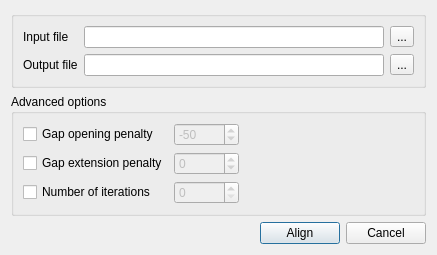
Old version of the form src/plugins/external_tool_support/src/ui/TCoffeeSupportRunDialog.ui in the repository violethaze74/ugene.
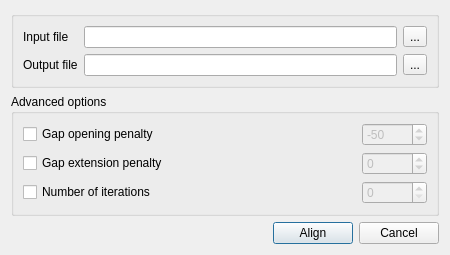
New version of the form.

```diff
--- a/src/plugins/external_tool_support/src/ui/TCoffeeSupportRunDialog.ui
+++ b/src/plugins/external_tool_support/src/ui/TCoffeeSupportRunDialog.ui
@@ -6,17 +6,23 @@
    <rect>
     <x>0</x>
     <y>0</y>
-    <width>437</width>
+    <width>450</width>
     <height>232</height>
    </rect>
   </property>
+  <property name="minimumSize">
+   <size>
+    <width>450</width>
+    <height>0</height>
+   </size>
+  </property>
   <property name="windowTitle">
    <string>Align with T-Coffee</string>
   </property>
-  <layout class="QVBoxLayout" name="verticalLayout">
+  <layout class="QVBoxLayout" name="verticalLayout_2">
    <item>
-    <layout class="QGridLayout" name="gridLayout_4">
-     <item row="0" column="0">
+    <layout class="QVBoxLayout" name="verticalLayout">
+     <item>
       <widget class="QGroupBox" name="inputGroupBox">
        <property name="title">
         <string/>
@@ -63,12 +69,12 @@
        </layout>
       </widget>
      </item>
-     <item row="1" column="0">
+     <item>
       <widget class="QGroupBox" name="groupBox">
        <property name="title">
         <string>Advanced options</string>
        </property>
-       <layout class="QGridLayout" name="gridLayout_5">
+       <layout class="QGridLayout" name="gridLayout_4">
         <item row="0" column="0">
          <layout class="QGridLayout" name="gridLayout">
           <item row="0" column="0">
@@ -78,31 +84,20 @@
             </property>
            </widget>
           </item>
-          <item row="1" column="0">
-           <widget class="QCheckBox" name="gapExtCheckBox">
-            <property name="text">
-             <string>Gap extension penalty</string>
-            </property>
-           </widget>
-          </item>
-          <item row="2" column="0">
-           <widget class="QCheckBox" name="maxNumberIterRefinementCheckBox">
-            <property name="text">
-             <string>Number of iterations</string>
-            </property>
-           </widget>
-          </item>
-          <item row="2" column="1">
-           <widget class="QSpinBox" name="maxNumberIterRefinementSpinBox">
-            <property name="enabled">
-             <bool>false</bool>
-            </property>
-            <property name="maximum">
-             <number>1000</number>
-            </property>
-           </widget>
-          </item>
           <item row="0" column="1">
+           <spacer name="horizontalSpacer_2">
+            <property name="orientation">
+             <enum>Qt::Horizontal</enum>
+            </property>
+            <property name="sizeHint" stdset="0">
+             <size>
+              <width>40</width>
+              <height>20</height>
+             </size>
+            </property>
+           </spacer>
+          </item>
+          <item row="0" column="2">
            <widget class="QSpinBox" name="gapOpenSpinBox">
             <property name="enabled">
              <bool>false</bool>
@@ -121,7 +116,27 @@
             </property>
            </widget>
           </item>
+          <item row="1" column="0">
+           <widget class="QCheckBox" name="gapExtCheckBox">
+            <property name="text">
+             <string>Gap extension penalty</string>
+            </property>
+           </widget>
+          </item>
           <item row="1" column="1">
+           <spacer name="horizontalSpacer_3">
+            <property name="orientation">
+             <enum>Qt::Horizontal</enum>
+            </property>
+            <property name="sizeHint" stdset="0">
+             <size>
+              <width>40</width>
+              <height>20</height>
+             </size>
+            </property>
+           </spacer>
+          </item>
+          <item row="1" column="2">
            <widget class="QSpinBox" name="gapExtSpinBox">
             <property name="enabled">
              <bool>false</bool>
@@ -137,25 +152,42 @@
             </property>
            </widget>
           </item>
+          <item row="2" column="0">
+           <widget class="QCheckBox" name="maxNumberIterRefinementCheckBox">
+            <property name="text">
+             <string>Number of iterations</string>
+            </property>
+           </widget>
+          </item>
+          <item row="2" column="1">
+           <spacer name="horizontalSpacer_4">
+            <property name="orientation">
+             <enum>Qt::Horizontal</enum>
+            </property>
+            <property name="sizeHint" stdset="0">
+             <size>
+              <width>40</width>
+              <height>20</height>
+             </size>
+            </property>
+           </spacer>
+          </item>
+          <item row="2" column="2">
+           <widget class="QSpinBox" name="maxNumberIterRefinementSpinBox">
+            <property name="enabled">
+             <bool>false</bool>
+            </property>
+            <property name="maximum">
+             <number>1000</number>
+            </property>
+           </widget>
+          </item>
          </layout>
         </item>
-        <item row="0" column="1">
-         <spacer name="horizontalSpacer_2">
-          <property name="orientation">
-           <enum>Qt::Horizontal</enum>
-          </property>
-          <property name="sizeHint" stdset="0">
-           <size>
-            <width>194</width>
-            <height>20</height>
-           </size>
-          </property>
-         </spacer>
-        </item>
        </layout>
       </widget>
      </item>
-     <item row="2" column="0">
+     <item>
       <layout class="QHBoxLayout" name="horizontalLayout">
        <item>
         <spacer name="horizontalSpacer">
```
